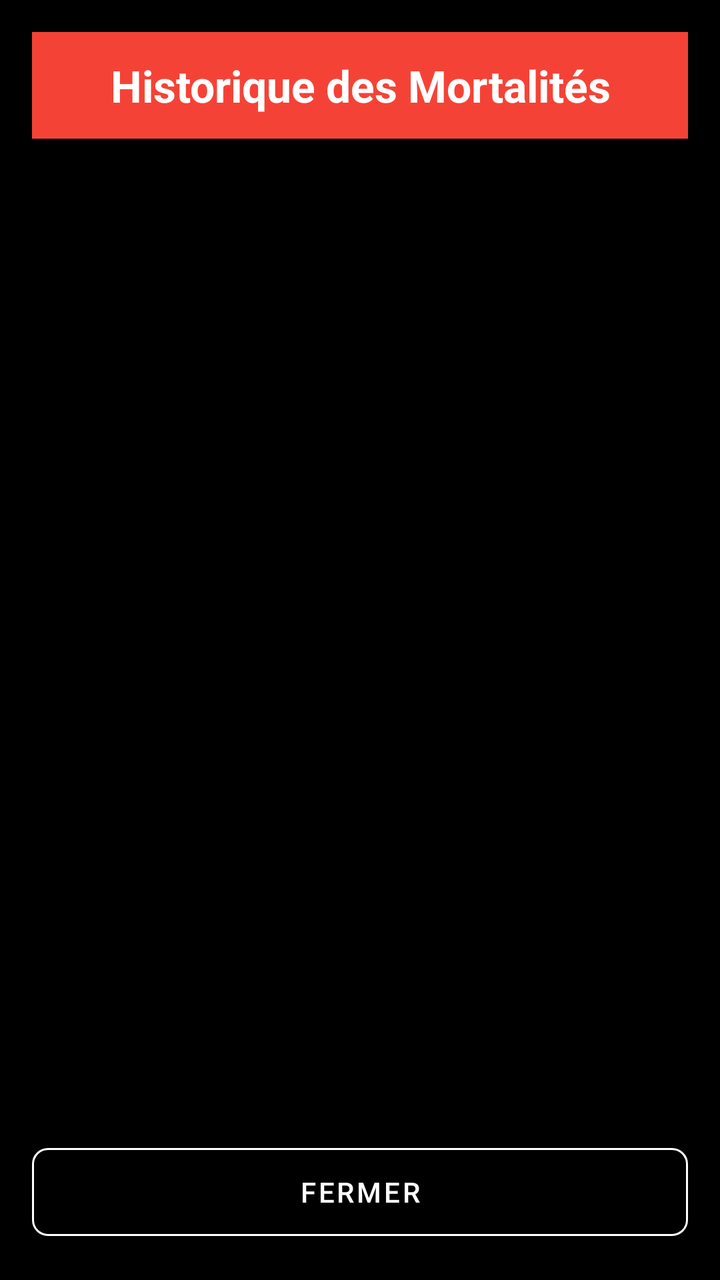
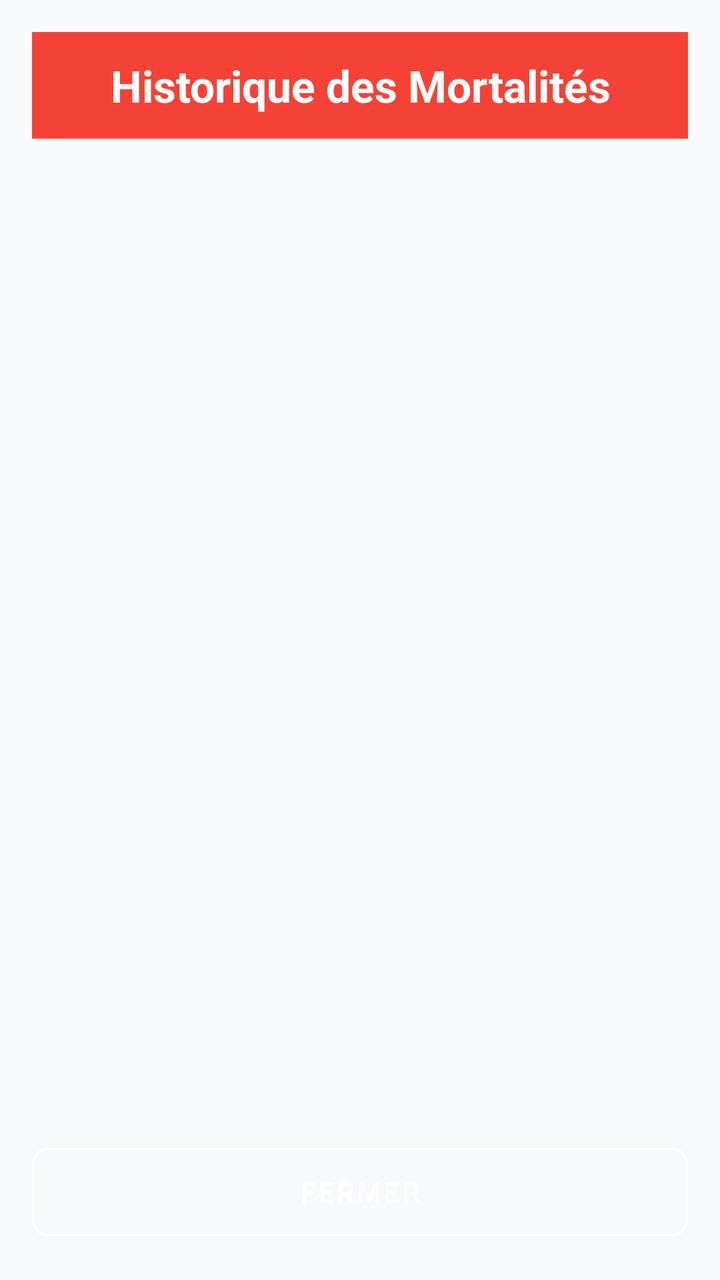

Before-and-after screenshots of an Android layout around one commit, followed by the original layout XML and the change that was made.
<!-- AndroidManifest.xml: application theme Theme.Poulailler_copilot -->
<!-- res/layout/activity_mortality_history.xml -->
<?xml version="1.0" encoding="utf-8"?>
<LinearLayout xmlns:android="http://schemas.android.com/apk/res/android"
    xmlns:app="http://schemas.android.com/apk/res-auto"
    android:layout_width="match_parent"
    android:layout_height="match_parent"
    android:background="@color/black"
    android:orientation="vertical"
    android:padding="16dp">

    <TextView
        android:layout_width="match_parent"
        android:layout_height="wrap_content"
        android:text="Historique des Mortalités"
        android:textSize="22sp"
        android:textStyle="bold"
        android:background="#F44336"
        android:textColor="#FFFFFF"
        android:padding="12dp"
        android:layout_marginBottom="16dp"
        android:gravity="center"/>

    <androidx.recyclerview.widget.RecyclerView
        android:id="@+id/rvMortalityHistory"
        android:layout_width="match_parent"
        android:layout_height="0dp"
        android:layout_weight="1" />

    <com.google.android.material.button.MaterialButton
        android:id="@+id/btnClose"
        android:layout_width="match_parent"
        android:layout_height="56dp"
        android:text="FERMER"
        android:layout_marginTop="8dp"
        app:cornerRadius="8dp"
        style="@style/Widget.MaterialComponents.Button.OutlinedButton"
        android:textColor="@color/white"
        app:strokeColor="@color/white"/>

</LinearLayout>
<!-- resources referenced by this layout -->
<resources>
  <color name="black">#FF000000</color>
  <color name="white">#FFFFFFFF</color>
  <style name="Theme.Poulailler_copilot" parent="Theme.MaterialComponents.DayNight.NoActionBar">
          
          <item name="colorPrimary">@color/primary</item>
          <item name="colorPrimaryVariant">@color/primary_variant</item>
          <item name="colorOnPrimary">@color/white</item>
  
          
          <item name="colorSecondary">@color/secondary</item>
          <item name="colorSecondaryVariant">@color/secondary_variant</item>
          <item name="colorOnSecondary">@color/white</item>
  
          
          <item name="android:windowBackground">@color/background</item>
          <item name="colorSurface">@color/surface</item>
          <item name="colorOnSurface">@color/text_primary</item>
          <item name="colorOnSurfaceVariant">@color/text_secondary</item>
  
          
          <item name="android:textColorPrimary">@color/text_primary</item>
          <item name="android:textColorSecondary">@color/text_secondary</item>
  
          
          <item name="android:statusBarColor">?attr/colorPrimaryVariant</item>
  
          
          <item name="materialCardViewStyle">@style/Widget.App.CardView</item>
          <item name="shapeAppearanceLargeComponent">@style/ShapeAppearance.App.LargeComponent</item>
  
          
          <item name="materialAlertDialogTheme">@style/ThemeOverlay.App.MaterialAlertDialog</item>
          <item name="alertDialogTheme">@style/ThemeOverlay.App.MaterialAlertDialog</item>
      </style>
  <color name="primary">#006D3A</color>
  <color name="primary_variant">#004D22</color>
  <color name="secondary">#43A047</color>
  <color name="secondary_variant">#2E7D32</color>
  <color name="background">@color/off_white</color>
  <color name="surface">#FFFFFF</color>
  <color name="text_primary">#1C1B1F</color>
  <color name="text_secondary">#49454F</color>
  <style name="Widget.App.CardView" parent="Widget.MaterialComponents.CardView">
          <item name="cardElevation">2dp</item>
          <item name="cardCornerRadius">16dp</item>
          <item name="cardBackgroundColor">@color/surface</item>
          <item name="strokeWidth">0dp</item>
      </style>
  <style name="ShapeAppearance.App.LargeComponent" parent="ShapeAppearance.MaterialComponents.LargeComponent">
          <item name="cornerFamily">rounded</item>
          <item name="cornerSize">16dp</item>
      </style>
  <style name="ThemeOverlay.App.MaterialAlertDialog" parent="ThemeOverlay.MaterialComponents.MaterialAlertDialog">
          <item name="colorSurface">@color/surface</item>
          <item name="colorOnSurface">@color/text_primary</item>
          <item name="android:textColorPrimary">@color/text_primary</item>
      </style>
  <color name="off_white">#F8F9FA</color>
</resources>

<!-- the commit's change to res/layout/activity_mortality_history.xml (unified diff, before → after) -->
@@ -3,7 +3,6 @@
     xmlns:app="http://schemas.android.com/apk/res-auto"
     android:layout_width="match_parent"
     android:layout_height="match_parent"
-    android:background="@color/black"
     android:orientation="vertical"
     android:padding="16dp">
 
<!-- resource entries referenced after the edit -->
@@ -1,6 +1,5 @@
 <!-- resources referenced by this layout -->
 <resources>
-  <color name="black">#FF000000</color>
   <color name="white">#FFFFFFFF</color>
   <style name="Theme.Poulailler_copilot" parent="Theme.MaterialComponents.DayNight.NoActionBar">
           
